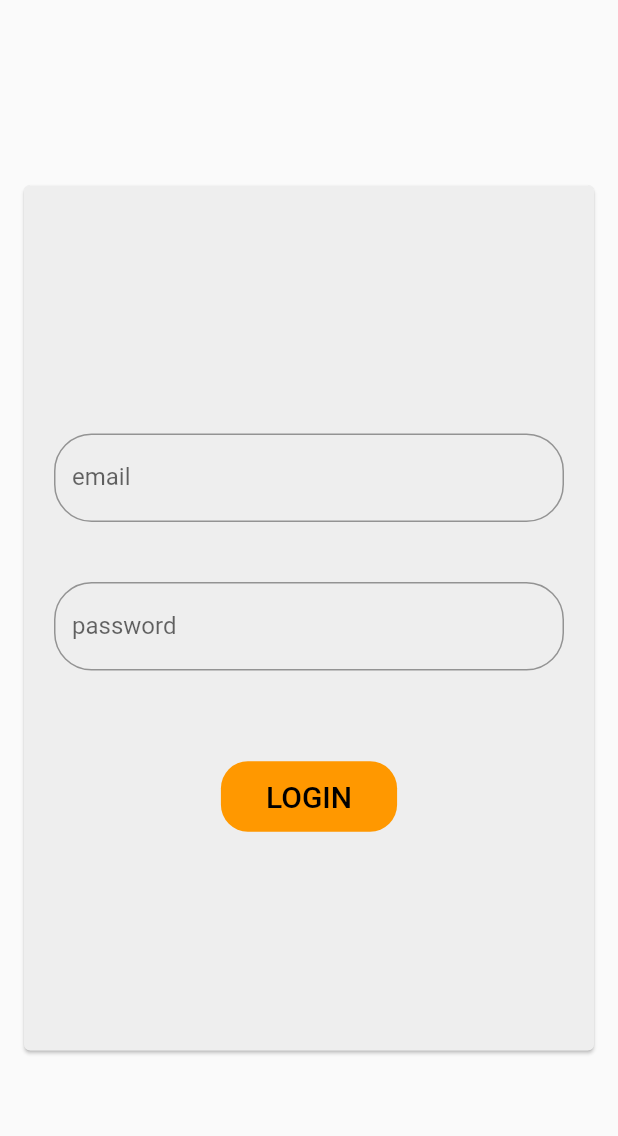
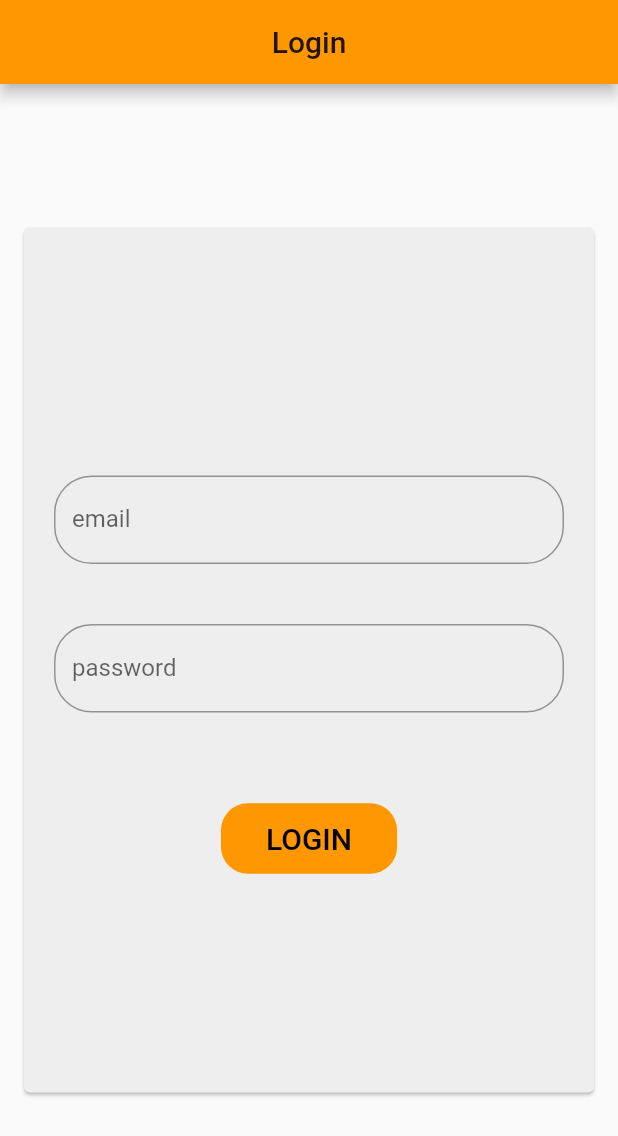
Before and after one commit to AliAsiri19/flutter_chat, a Flutter app: the screen it shows after launch, on a phone screen of 412 x 824 dp. Shown: the top 1136 px of the screen. Run offline on Flutter 3.47's test engine with Material 2 defaults, Android fonts, the phone set to English and light mode, and no system bars; Roboto replaces fonts that are missing (Poppins).

Commit message:
Add app bar

```diff
--- a/lib/page/login_page.dart
+++ b/lib/page/login_page.dart
@@ -6,6 +6,9 @@ class LoginPage extends StatelessWidget {
     double width = MediaQuery.of(context).size.width;
     double height = MediaQuery.of(context).size.height;
     return Scaffold(
+      appBar: AppBar(title: Text('Login'),
+      centerTitle: true,
+      ),
       body: Container(
         child: Center(
           child: Container(
```
